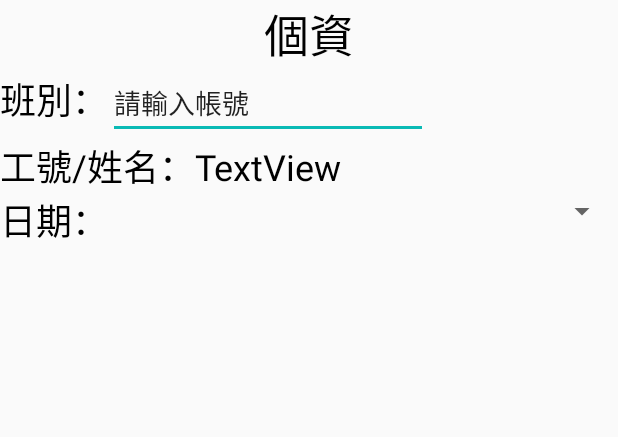
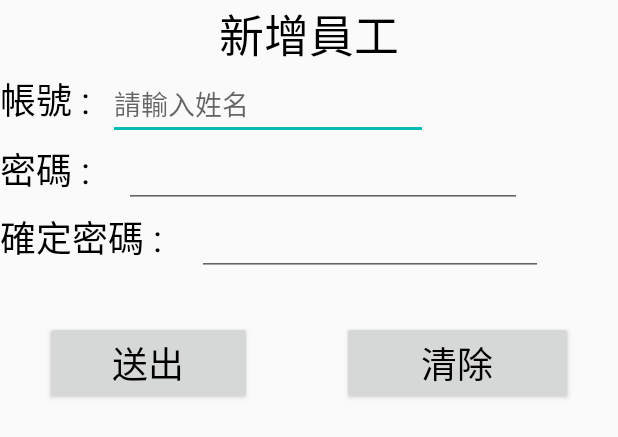
Before and after one commit to ProgramZheng/Android-Check, an Android app: the layout register.xml on its own in the app's theme, with its tools: preview values and no code run, on a phone screen of 412 x 824 dp. Shown: the top 437 px of the screen. Run offline under Robolectric (Android 15) with nearby library versions, the phone set to English and light mode, and no system bars.

Commit message:
personal排版完成

```diff
--- a/app/src/main/java/com/example/user/myapplication/member.java
+++ b/app/src/main/java/com/example/user/myapplication/member.java
@@ -87,7 +87,8 @@ public class member extends AsyncTask<String, Void, String> {
         try {
             JSONObject jsonObject = new JSONObject(result);
             JSONObject member = new JSONObject(jsonObject.getString("member"));
-            String department = member.getString("department");
+            JSONObject department = new JSONObject(jsonObject.getString("department"));
+            String department_name = department.getString("name");
             String name = member.getString("name");
             JSONArray now_month_data = new JSONArray(jsonObject.getString("now_month_data"));
 
@@ -149,7 +150,7 @@ public class member extends AsyncTask<String, Void, String> {
                 tr_head.addView(work_time_textview);
                 data.addView(tr_head);
             }
-            this.department.setText(department);
+            this.department.setText(department_name);
             this.name.setText(name);
         } catch (JSONException e) {
             e.printStackTrace();
--- a/app/src/main/res/layout/personal.xml
+++ b/app/src/main/res/layout/personal.xml
@@ -26,11 +26,11 @@
         android:layout_height="wrap_content">
 
         <TextView
+            android:id="@+id/pertextView1"
             android:layout_width="wrap_content"
-            android:id="@+id/pertextView1"
+            android:layout_height="wrap_content"
             android:layout_weight="0"
-            android:layout_height="wrap_content"
-            android:text="班別："
+            android:text="部門："
             android:textColor="@android:color/black"
             android:textSize="24sp" />
 
@@ -55,7 +55,7 @@
             android:layout_width="wrap_content"
             android:layout_height="wrap_content"
             android:layout_weight="0"
-            android:text="工號/姓名："
+            android:text="姓名："
             android:textColor="@android:color/black"
             android:textSize="24sp" />
 
@@ -84,39 +84,47 @@
 
     </LinearLayout>
 
+    <ScrollView
+        android:layout_width="match_parent"
+        android:layout_height="wrap_content">
+
         <TableLayout
-        xmlns:android="http://schemas.android.com/apk/res/android"
 
             android:id="@+id/data"
-        android:layout_weight="1"
             android:layout_width="match_parent"
-        android:layout_height="wrap_content">
+            android:layout_height="wrap_content"
+            android:stretchColumns="*">
+
             <TableRow android:background="#0abab5">
+
                 <TextView
                     android:layout_width="wrap_content"
                     android:layout_height="wrap_content"
                     android:layout_gravity="center"
-                android:text="上班時間"
+                    android:background="#0abab5"
+                    android:text="上班打卡時間"
                     android:textColor="@android:color/white"
-                android:background="#0abab5"
                     android:textSize="22sp" />
+
                 <TextView
                     android:layout_width="wrap_content"
                     android:layout_height="wrap_content"
                     android:layout_gravity="center"
-                android:text="下班時間"
+                    android:background="#0abab5"
+                    android:text="下班打卡時間"
                     android:textColor="@android:color/white"
-                android:background="#0abab5"
                     android:textSize="22sp" />
+
                 <TextView
                     android:layout_width="wrap_content"
                     android:layout_height="wrap_content"
                     android:layout_gravity="center"
-                android:text="當日工作時數"
+                    android:background="#0abab5"
+                    android:text="時數"
                     android:textColor="@android:color/white"
-                android:background="#0abab5"
                     android:textSize="22sp" />
             </TableRow>
         </TableLayout>
+    </ScrollView>
 
 </LinearLayout>
--- a/app/src/main/res/layout/register.xml
+++ b/app/src/main/res/layout/register.xml
@@ -10,7 +10,7 @@
         android:layout_height="wrap_content">
 
         <TextView
-            android:text="個資"
+            android:text="新增員工"
             android:layout_width="wrap_content"
             android:layout_height="wrap_content"
             android:id="@+id/pertextView"
@@ -26,67 +26,94 @@
         android:layout_height="wrap_content">
 
         <TextView
+            android:id="@+id/name_title"
             android:layout_width="wrap_content"
-            android:id="@+id/pertextView1"
+            android:layout_height="wrap_content"
             android:layout_weight="0"
-            android:layout_height="wrap_content"
-            android:text="班別："
+            android:text="帳號 :  "
             android:textColor="@android:color/black"
             android:textSize="24sp" />
 
         <EditText
-            android:id="@+id/username"
+            android:id="@+id/editText"
             android:layout_width="wrap_content"
             android:layout_height="wrap_content"
             android:layout_weight="0"
             android:ems="10"
-            android:inputType="textPersonName"
-            android:text="請輸入帳號" />
-
+            android:hint="請輸入姓名"
+            android:inputType="textPersonName" />
     </LinearLayout>
 
     <LinearLayout
-        android:orientation="horizontal"
-        android:layout_width="wrap_content"
-        android:layout_height="wrap_content">
+        android:layout_width="match_parent"
+        android:layout_height="wrap_content"
+        android:orientation="horizontal">
 
         <TextView
-            android:id="@+id/name_title"
+            android:id="@+id/textView3"
             android:layout_width="wrap_content"
             android:layout_height="wrap_content"
-            android:layout_weight="0"
-            android:text="工號/姓名："
+            android:layout_weight="0.07"
+            android:text="密碼 :"
             android:textColor="@android:color/black"
             android:textSize="24sp" />
 
+        <EditText
+            android:id="@+id/editText2"
+            android:layout_width="wrap_content"
+            android:layout_height="wrap_content"
+            android:layout_marginRight="64dp"
+            android:layout_weight="0.16"
+            android:ems="10"
+            android:inputType="numberPassword" />
+    </LinearLayout>
+
+    <LinearLayout
+        android:layout_width="match_parent"
+        android:layout_height="wrap_content"
+        android:orientation="horizontal">
+
         <TextView
-            android:id="@+id/register_name"
+            android:id="@+id/textView4"
             android:layout_width="wrap_content"
             android:layout_height="wrap_content"
             android:layout_weight="1"
-            android:text="TextView"
+            android:text="確定密碼 : "
+            android:textColor="@android:color/black"
+            android:textSize="24sp" />
+
+        <EditText
+            android:id="@+id/editText3"
+            android:layout_width="wrap_content"
+            android:layout_height="wrap_content"
+            android:layout_marginRight="50dp"
+            android:layout_weight="1"
+            android:ems="10"
+            android:inputType="number" />
+    </LinearLayout>
+
+    <LinearLayout
+        android:layout_width="match_parent"
+        android:layout_height="wrap_content"
+        android:orientation="horizontal">
+
+        <Button
+            android:id="@+id/button2"
+            android:layout_width="138dp"
+            android:layout_height="wrap_content"
+            android:layout_margin="30dp"
+            android:text="送出"
+            android:textColor="@android:color/black"
+            android:textSize="24sp" />
+
+        <Button
+            android:id="@+id/button3"
+            android:layout_width="138dp"
+            android:layout_height="wrap_content"
+            android:layout_margin="30dp"
+            android:layout_weight="0.69"
+            android:text="清除"
             android:textColor="@android:color/black"
             android:textSize="24sp" />
     </LinearLayout>
-
-    <LinearLayout
-        android:orientation="horizontal"
-        android:layout_width="match_parent"
-        android:layout_height="wrap_content">
-
-        <TextView
-            android:text="日期："
-            android:layout_width="wrap_content"
-            android:layout_height="wrap_content"
-            android:id="@+id/pertextView5"
-            android:layout_weight="0"
-            android:textSize="24sp"
-            android:textColor="@android:color/black" />
-
-        <Spinner
-            android:layout_width="match_parent"
-            android:layout_height="wrap_content"
-            android:id="@+id/spinner"
-            android:layout_weight="1" />
-    </LinearLayout>
 </LinearLayout>
```
Lines whose indentation alone changed are shown as unchanged.
